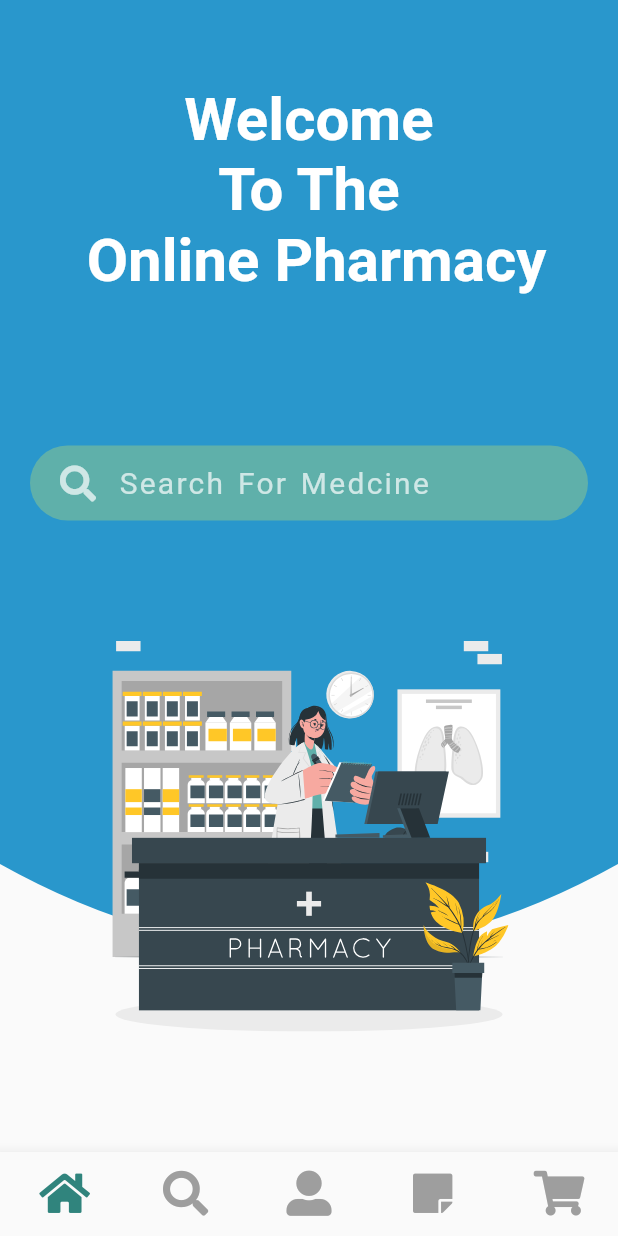
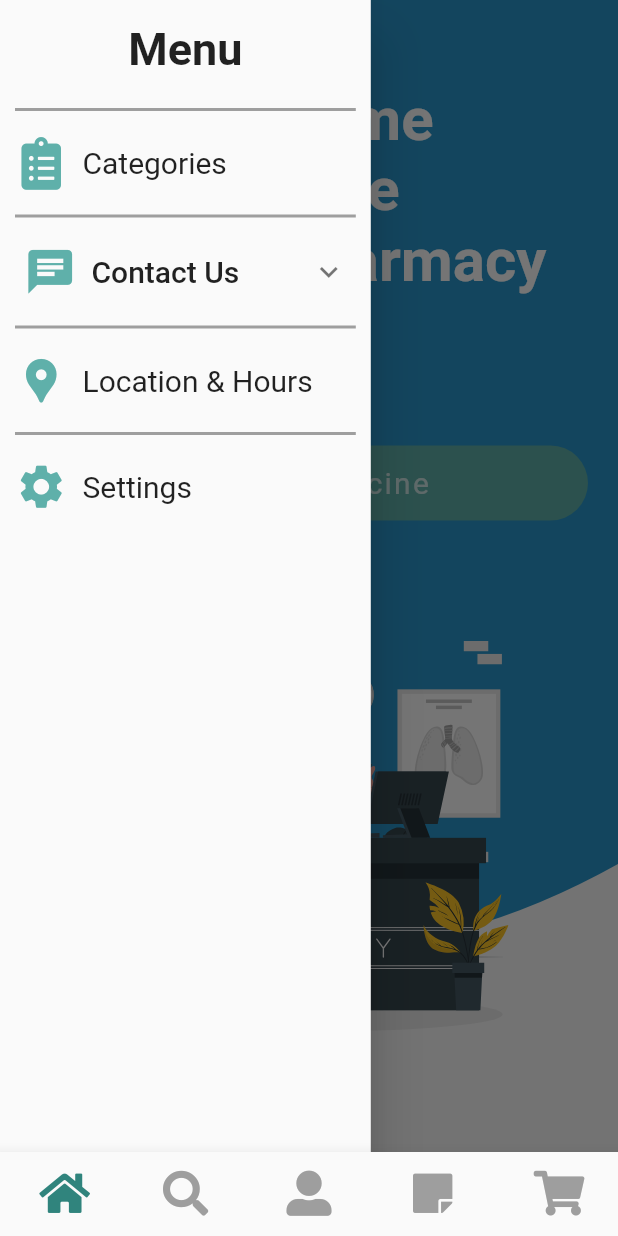
Before and after one commit to mimib00/Pharmacy-App, a Flutter app: the screen it shows after launch, with the side drawer open (before the commit the screen has no drawer), on a phone screen of 412 x 824 dp. Run offline on Flutter 3.47's test engine with Material 2 defaults, Android fonts, the phone set to English and light mode, and no system bars; our stand-ins replace flutter_svg, font_awesome_flutter.

Commit message:
finished drawer desgin

```diff
--- a/lib/views/home.dart
+++ b/lib/views/home.dart
@@ -3,6 +3,7 @@ import 'package:flutter_svg/flutter_svg.dart';
 import 'package:font_awesome_flutter/font_awesome_flutter.dart';
 import 'package:pharmacy_app/utils/color.dart';
 import 'package:pharmacy_app/widgets/backgroundClipper.dart';
+import 'package:pharmacy_app/widgets/drawer.dart';
 
 class HomePage extends StatelessWidget {
   const HomePage({Key? key}) : super(key: key);
@@ -11,6 +12,7 @@ class HomePage extends StatelessWidget {
   Widget build(BuildContext context) {
     Size size = MediaQuery.of(context).size;
     return Scaffold(
+      drawer: NavigationDrawer(),
       body: Container(
         height: size.height,
         width: size.width,
--- a/lib/widgets/drawer.dart
+++ b/lib/widgets/drawer.dart
@@ -0,0 +1,132 @@
+import 'package:flutter/material.dart';
+import 'package:font_awesome_flutter/font_awesome_flutter.dart';
+import 'package:pharmacy_app/utils/color.dart';
+
+class NavigationDrawer extends StatelessWidget {
+  @override
+  Widget build(BuildContext context) {
+    return Container(
+      width: MediaQuery.of(context).size.width * 0.6,
+      child: Drawer(
+        child: Column(
+          children: [
+            Padding(
+              padding: EdgeInsets.symmetric(vertical: 15),
+              child: Text(
+                'Menu',
+                style: TextStyle(fontSize: 30, fontWeight: FontWeight.w700),
+              ),
+            ),
+            Padding(
+              padding: const EdgeInsets.symmetric(horizontal: 10),
+              child: Divider(
+                thickness: 2,
+                color: Colors.grey,
+              ),
+            ),
+            Padding(
+              padding: const EdgeInsets.symmetric(horizontal: 10, vertical: 10),
+              child: Row(
+                crossAxisAlignment: CrossAxisAlignment.center,
+                children: [
+                  Icon(
+                    FontAwesomeIcons.clipboardList,
+                    size: 35,
+                    color: mainTeal,
+                  ),
+                  SizedBox(width: 10),
+                  Text(
+                    "Categories",
+                    style: TextStyle(
+                      fontSize: 20,
+                    ),
+                  ),
+                ],
+              ),
+            ),
+            Padding(
+              padding: const EdgeInsets.symmetric(horizontal: 10),
+              child: Divider(
+                thickness: 2,
+                color: Colors.grey,
+              ),
+            ),
+            ExpansionTile(
+              title: Row(
+                crossAxisAlignment: CrossAxisAlignment.center,
+                children: [
+                  Icon(
+                    Icons.chat,
+                    color: mainTeal,
+                    size: 35,
+                  ),
+                  SizedBox(width: 10),
+                  Text(
+                    "Contact Us",
+                    style: TextStyle(
+                      fontSize: 20,
+                    ),
+                  ),
+                ],
+              ),
+            ),
+            Padding(
+              padding: const EdgeInsets.symmetric(horizontal: 10),
+              child: Divider(
+                thickness: 2,
+                color: Colors.grey,
+              ),
+            ),
+            Padding(
+              padding: const EdgeInsets.symmetric(horizontal: 10, vertical: 10),
+              child: Row(
+                crossAxisAlignment: CrossAxisAlignment.center,
+                children: [
+                  Icon(
+                    Icons.location_pin,
+                    size: 35,
+                    color: mainTeal,
+                  ),
+                  SizedBox(width: 10),
+                  Text(
+                    "Location & Hours",
+                    style: TextStyle(
+                      fontSize: 20,
+                    ),
+                  ),
+                ],
+              ),
+            ),
+            Padding(
+              padding: const EdgeInsets.symmetric(horizontal: 10),
+              child: Divider(
+                thickness: 2,
+                color: Colors.grey,
+              ),
+            ),
+            Padding(
+              padding: const EdgeInsets.symmetric(horizontal: 10, vertical: 10),
+              child: Row(
+                crossAxisAlignment: CrossAxisAlignment.center,
+                children: [
+                  Icon(
+                    Icons.settings,
+                    size: 35,
+                    color: mainTeal,
+                  ),
+                  SizedBox(width: 10),
+                  Text(
+                    "Settings",
+                    style: TextStyle(
+                      fontSize: 20,
+                    ),
+                  ),
+                ],
+              ),
+            ),
+          ],
+        ),
+      ),
+    );
+  }
+}
```
